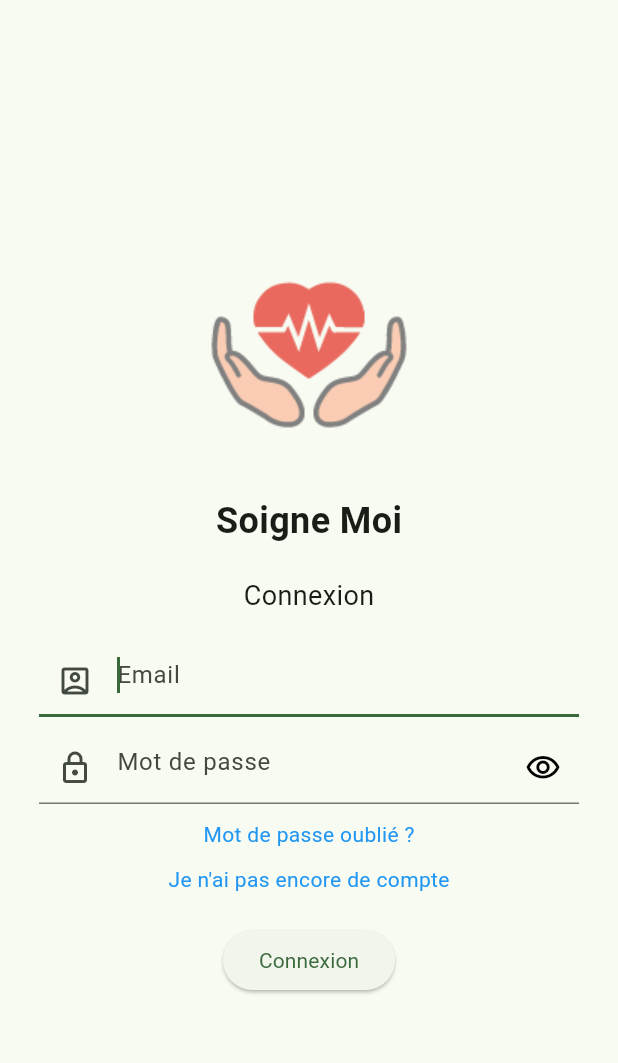
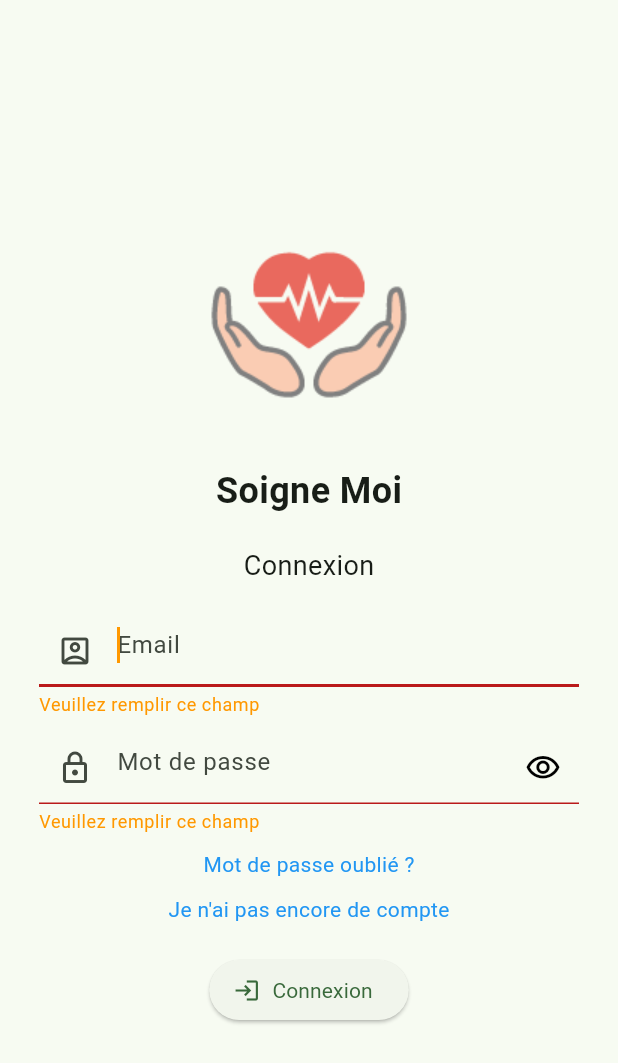
Before and after one commit to VincePaulin/SoigneMoiWeb, a Flutter app: the screen it shows after launch, after a tap on "Connexion", on a phone screen of 412 x 824 dp. Shown: the top 1063 px of the screen. Run offline on Flutter 3.47's test engine with Material 3 defaults, Android fonts, the phone set to English and light mode, and no system bars; our stand-ins replace dio, flutter_secure_storage, go_router; project files that could hold a hidden picture were left out.

Commit message:
feat: login error

```diff
--- a/lib/page/auth/login.dart
+++ b/lib/page/auth/login.dart
@@ -43,6 +43,23 @@ class LoginController extends State<Login> {
   Future<void> login() async {
     // If all goes well, reset passwordError
     setState(() => passwordError = null);
+
+    if (emailController.text.isEmpty) {
+      setState(() => usernameError = "Veuillez remplir ce champ");
+    } else {
+      setState(() => usernameError = null);
+    }
+    if (passwordController.text.isEmpty) {
+      setState(() => passwordError = "Veuillez remplir ce champ");
+    } else {
+      setState(() => passwordError = null);
+    }
+
+    if (emailController.text.isEmpty || passwordController.text.isEmpty) {
+      return;
+    }
+
+    setState(() => loading = true);
 
     if (emailController.text.isEmpty || passwordController.text.isEmpty) {
       setState(() {
--- a/lib/page/auth/login_view.dart
+++ b/lib/page/auth/login_view.dart
@@ -97,14 +97,19 @@ class LoginView extends StatelessWidget {
                   ),
                 ),
                 const SizedBox(height: 20),
-                // Bouton de connexion
-                ElevatedButton(
-                  onPressed: () async {
-                    if (!controller.loading) {
-                      await controller.login();
-                    }
-                  },
-                  child: Text('Connexion'),
+                Padding(
+                  padding: const EdgeInsets.symmetric(horizontal: 8.0),
+                  child: ElevatedButton.icon(
+                    // style: ElevatedButton.styleFrom(
+                    //   backgroundColor: Theme.of(context).colorScheme.primary,
+                    //   foregroundColor: Theme.of(context).colorScheme.onPrimary,
+                    // ),
+                    onPressed: controller.loading ? null : controller.login,
+                    icon: const Icon(Icons.login_outlined),
+                    label: controller.loading
+                        ? const LinearProgressIndicator()
+                        : Text("Connexion"),
+                  ),
                 ),
               ],
             ),
```
